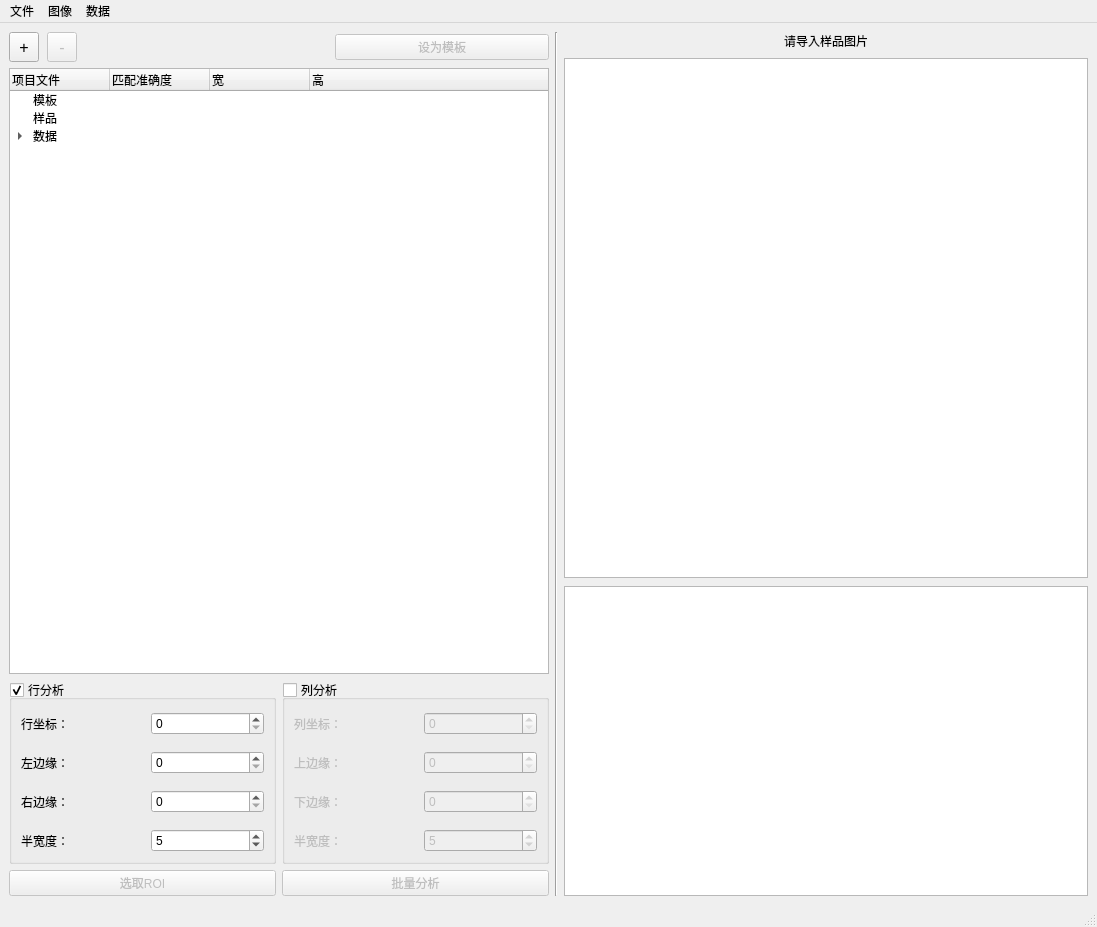
The window that GUI/resources/main.ui (fupcode/strain-meter) describes before a commit, drawn with Qt 5.
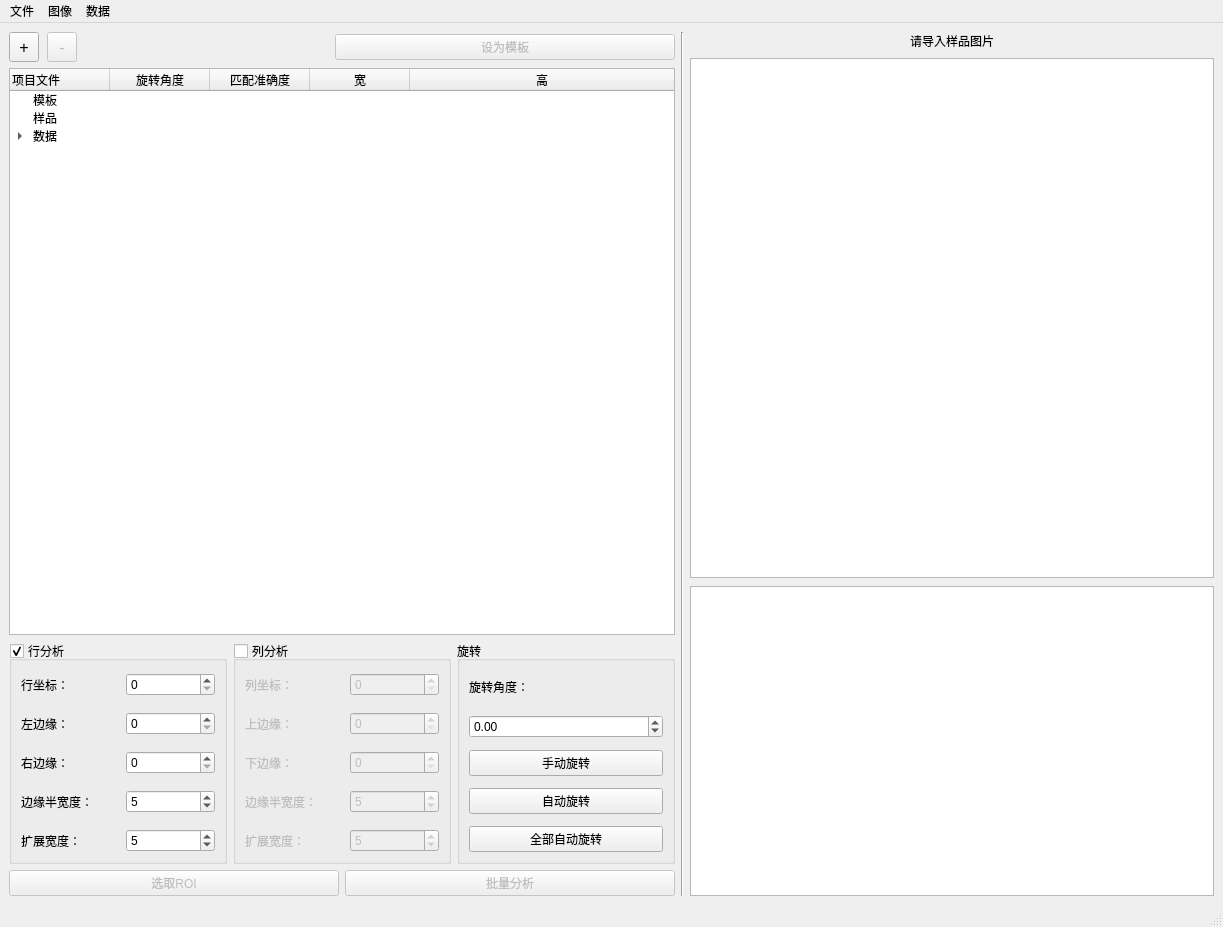
The same window after the commit.

The edit to the form file:
```diff
--- a/GUI/resources/main.ui
+++ b/GUI/resources/main.ui
@@ -6,7 +6,7 @@
    <rect>
     <x>0</x>
     <y>0</y>
-    <width>1097</width>
+    <width>1223</width>
     <height>920</height>
    </rect>
   </property>
@@ -20,9 +20,9 @@
    <string>MainWindow</string>
   </property>
   <widget class="QWidget" name="centralwidget">
-   <layout class="QHBoxLayout" name="horizontalLayout_8">
+   <layout class="QHBoxLayout" name="horizontalLayout_15">
     <item>
-     <layout class="QVBoxLayout" name="verticalLayout_2">
+     <layout class="QVBoxLayout" name="verticalLayout_5">
       <item>
        <layout class="QHBoxLayout" name="horizontalLayout_7">
         <property name="spacing">
@@ -117,7 +117,7 @@
         </property>
         <property name="minimumSize">
          <size>
-          <width>540</width>
+          <width>666</width>
           <height>0</height>
          </size>
         </property>
@@ -125,21 +125,41 @@
          <property name="text">
           <string>项目文件</string>
          </property>
+         <property name="textAlignment">
+          <set>AlignLeading|AlignVCenter</set>
+         </property>
+        </column>
+        <column>
+         <property name="text">
+          <string>旋转角度</string>
+         </property>
+         <property name="textAlignment">
+          <set>AlignCenter</set>
+         </property>
         </column>
         <column>
          <property name="text">
           <string>匹配准确度</string>
          </property>
+         <property name="textAlignment">
+          <set>AlignCenter</set>
+         </property>
         </column>
         <column>
          <property name="text">
           <string>宽</string>
          </property>
+         <property name="textAlignment">
+          <set>AlignCenter</set>
+         </property>
         </column>
         <column>
          <property name="text">
           <string>高</string>
          </property>
+         <property name="textAlignment">
+          <set>AlignCenter</set>
+         </property>
         </column>
         <item>
          <property name="text">
@@ -173,6 +193,18 @@
          <property name="text">
           <string>数据</string>
          </property>
+         <property name="text">
+          <string/>
+         </property>
+         <property name="text">
+          <string/>
+         </property>
+         <property name="text">
+          <string/>
+         </property>
+         <property name="text">
+          <string/>
+         </property>
          <item>
           <property name="text">
            <string>应变</string>
@@ -187,7 +219,7 @@
        </widget>
       </item>
       <item>
-       <layout class="QHBoxLayout" name="horizontalLayout_5">
+       <layout class="QHBoxLayout" name="horizontalLayout_8">
         <item>
          <widget class="QGroupBox" name="groupBox_row">
           <property name="sizePolicy">
@@ -275,7 +307,7 @@
              <item>
               <widget class="QLabel" name="label_width">
                <property name="text">
-                <string>半宽度：</string>
+                <string>边缘半宽度：</string>
                </property>
               </widget>
              </item>
@@ -288,6 +320,24 @@
              </item>
             </layout>
            </item>
+           <item>
+            <layout class="QHBoxLayout" name="horizontalLayout_5">
+             <item>
+              <widget class="QLabel" name="label_width_3">
+               <property name="text">
+                <string>扩展宽度：</string>
+               </property>
+              </widget>
+             </item>
+             <item>
+              <widget class="QSpinBox" name="spinBox_width_3">
+               <property name="value">
+                <number>5</number>
+               </property>
+              </widget>
+             </item>
+            </layout>
+           </item>
           </layout>
          </widget>
         </item>
@@ -381,7 +431,7 @@
              <item>
               <widget class="QLabel" name="label_width_2">
                <property name="text">
-                <string>半宽度：</string>
+                <string>边缘半宽度：</string>
                </property>
               </widget>
              </item>
@@ -394,6 +444,74 @@
              </item>
             </layout>
            </item>
+           <item>
+            <layout class="QHBoxLayout" name="horizontalLayout_14">
+             <item>
+              <widget class="QLabel" name="label_width_4">
+               <property name="text">
+                <string>扩展宽度：</string>
+               </property>
+              </widget>
+             </item>
+             <item>
+              <widget class="QSpinBox" name="spinBox_width_4">
+               <property name="value">
+                <number>5</number>
+               </property>
+              </widget>
+             </item>
+            </layout>
+           </item>
+          </layout>
+         </widget>
+        </item>
+        <item>
+         <widget class="QGroupBox" name="groupBox_rotate">
+          <property name="title">
+           <string>旋转</string>
+          </property>
+          <layout class="QVBoxLayout" name="verticalLayout_2">
+           <property name="spacing">
+            <number>12</number>
+           </property>
+           <item>
+            <widget class="QLabel" name="label">
+             <property name="text">
+              <string>旋转角度：</string>
+             </property>
+            </widget>
+           </item>
+           <item>
+            <widget class="QDoubleSpinBox" name="doubleSpinBox_angle">
+             <property name="minimum">
+              <double>-99.989999999999995</double>
+             </property>
+             <property name="singleStep">
+              <double>0.010000000000000</double>
+             </property>
+            </widget>
+           </item>
+           <item>
+            <widget class="QPushButton" name="pushButton_manual_rotate">
+             <property name="text">
+              <string>手动旋转</string>
+             </property>
+            </widget>
+           </item>
+           <item>
+            <widget class="QPushButton" name="pushButton_auto_rotate">
+             <property name="text">
+              <string>自动旋转</string>
+             </property>
+            </widget>
+           </item>
+           <item>
+            <widget class="QPushButton" name="pushButton_all_rotate">
+             <property name="text">
+              <string>全部自动旋转</string>
+             </property>
+            </widget>
+           </item>
           </layout>
          </widget>
         </item>
@@ -512,7 +630,7 @@
     <rect>
      <x>0</x>
      <y>0</y>
-     <width>1097</width>
+     <width>1223</width>
      <height>22</height>
     </rect>
    </property>
```
Left out of the diff: 30 changed lines with no effect on the pictures.
